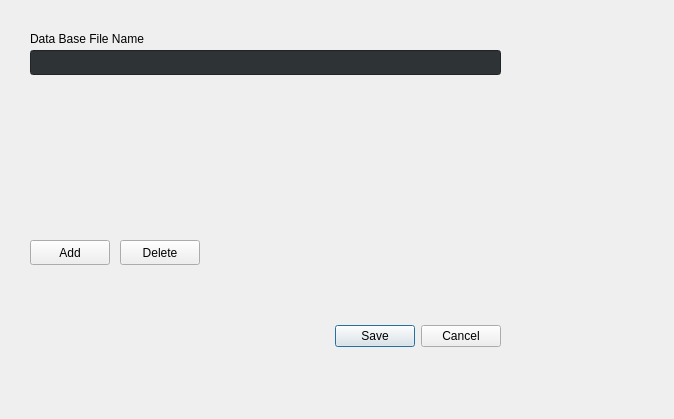
The window that configdialog.ui (leandrocadete/qPasswordManager) describes before a commit, drawn with Qt 5.
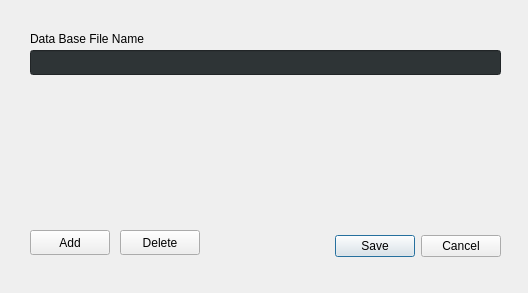
The same window after the commit.

What changed in the file:
```diff
--- a/configdialog.ui
+++ b/configdialog.ui
@@ -6,8 +6,8 @@
    <rect>
     <x>0</x>
     <y>0</y>
-    <width>674</width>
-    <height>419</height>
+    <width>528</width>
+    <height>293</height>
    </rect>
   </property>
   <property name="windowTitle">
@@ -16,9 +16,9 @@
   <widget class="QDialogButtonBox" name="buttonBox">
    <property name="geometry">
     <rect>
-     <x>200</x>
-     <y>320</y>
-     <width>301</width>
+     <x>210</x>
+     <y>230</y>
+     <width>291</width>
      <height>32</height>
     </rect>
    </property>
@@ -63,7 +63,7 @@
    <property name="geometry">
     <rect>
      <x>30</x>
-     <y>240</y>
+     <y>230</y>
      <width>80</width>
      <height>25</height>
     </rect>
@@ -76,7 +76,7 @@
    <property name="geometry">
     <rect>
      <x>120</x>
-     <y>240</y>
+     <y>230</y>
      <width>80</width>
      <height>25</height>
     </rect>
```
